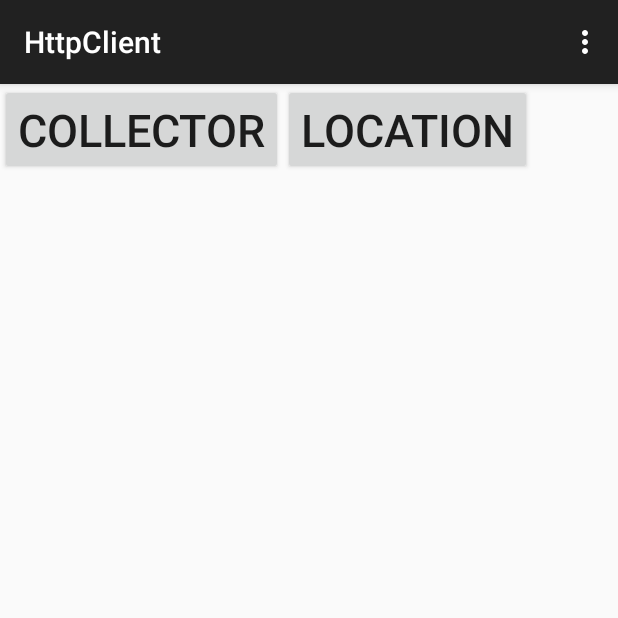
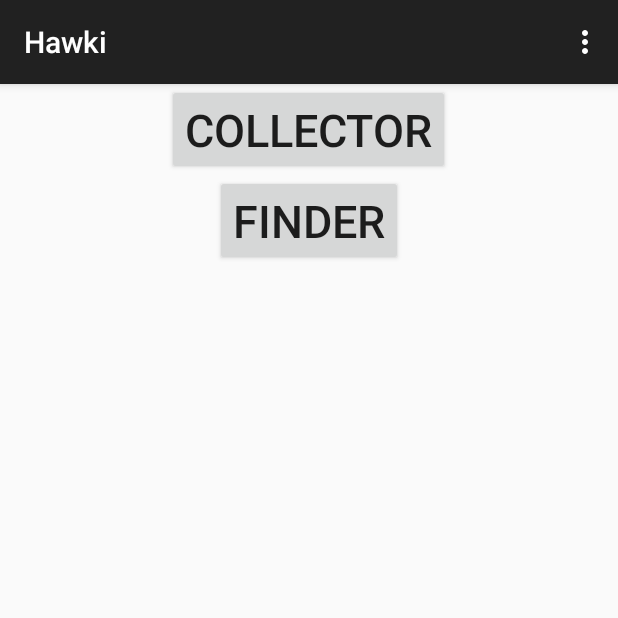
Before and after one commit to socc-io/Hawki, an Android app: the screen it shows after launch (MainActivity), on a phone screen of 412 x 824 dp, the top half of it. Run offline under Robolectric (Android 15) with nearby library versions, the phone set to English and light mode, and no system bars.

Commit message:
modify app

```diff
--- a/App/HakwiApp/app/src/main/AndroidManifest.xml
+++ b/App/HakwiApp/app/src/main/AndroidManifest.xml
@@ -24,7 +24,7 @@
             </intent-filter>
         </activity>
         <activity android:name=".CollectorActivity" android:windowSoftInputMode="adjustPan"></activity>
-        <activity android:name=".LocalizationActivity" android:windowSoftInputMode="adjustPan"></activity>
+        <activity android:name=".FinderActivity" android:windowSoftInputMode="adjustPan"></activity>
     </application>
 
 </manifest>
--- a/App/HakwiApp/app/src/main/java/com/example/jeong/httpclient/BuildingFragment.java
+++ b/App/HakwiApp/app/src/main/java/com/example/jeong/httpclient/BuildingFragment.java
@@ -208,7 +208,7 @@ public class BuildingFragment extends Fragment {
 
             if(getActivity().getClass().getSimpleName().equals(CollectorActivity.class.getSimpleName())) {
                 Log.d(TAG, "----COLLECTORACTICITY!-------");
-            }else if(getActivity().getClass().getSimpleName().equals(LocalizationActivity.class.getSimpleName())){
+            }else if(getActivity().getClass().getSimpleName().equals(FinderActivity.class.getSimpleName())){
                 Log.d(TAG, "----LOCALIZATIONACTIVITY!!-------");
             }
             else{
--- a/App/HakwiApp/app/src/main/java/com/example/jeong/httpclient/MainActivity.java
+++ b/App/HakwiApp/app/src/main/java/com/example/jeong/httpclient/MainActivity.java
@@ -3,11 +3,9 @@ package com.example.jeong.httpclient;
 import android.Manifest;
 import android.content.Intent;
 import android.content.pm.PackageManager;
-import android.net.wifi.WifiManager;
 import android.os.Build;
 import android.os.Bundle;
 import android.support.v7.app.AppCompatActivity;
-import android.util.Log;
 import android.view.Menu;
 import android.view.MenuItem;
 import android.view.View;
@@ -37,8 +35,8 @@ public class MainActivity extends AppCompatActivity {
         Intent intent = new Intent(getApplicationContext(), CollectorActivity.class);
         startActivityForResult(intent, REQUEST_CODE_COLLECTOR);
     }
-    public void locationBtnClicked(View v){
-        Intent intent = new Intent(getApplicationContext(), LocalizationActivity.class);
+    public void finderBtnClicked(View v){
+        Intent intent = new Intent(getApplicationContext(), FinderActivity.class);
         startActivityForResult(intent, REQUEST_CODE_LOCALIZATION);
     }
 
--- a/App/HakwiApp/app/src/main/res/layout/activity_collector.xml
+++ b/App/HakwiApp/app/src/main/res/layout/activity_collector.xml
@@ -91,6 +91,7 @@
                     android:id="@+id/editTextX"
                     android:layout_width="0dp"
                     android:layout_height="match_parent"
+                    android:inputType="number"
                     android:textSize="20dp"
                     android:layout_weight="1"/>
                 <TextView
@@ -103,6 +104,7 @@
                     android:id="@+id/editTextY"
                     android:layout_width="0dp"
                     android:layout_height="match_parent"
+                    android:inputType="number"
                     android:textSize="20dp"
                     android:layout_weight="1"/>
                 <TextView
@@ -115,6 +117,7 @@
                     android:id="@+id/editTextZ"
                     android:layout_width="0dp"
                     android:layout_height="match_parent"
+                    android:inputType="number"
                     android:textSize="20dp"
                     android:layout_weight="1"/>
 
--- a/App/HakwiApp/app/src/main/res/layout/activity_localization.xml
+++ b/App/HakwiApp/app/src/main/res/layout/activity_finder.xml
@@ -62,7 +62,7 @@
     </LinearLayout>
 
     <Button
-        android:onClick="localizationClicked"
+        android:onClick="finderClicked"
         android:layout_weight="1"
         android:layout_width="wrap_content"
         android:layout_height="0dp"
--- a/App/HakwiApp/app/src/main/res/layout/activity_main.xml
+++ b/App/HakwiApp/app/src/main/res/layout/activity_main.xml
@@ -3,6 +3,7 @@
     xmlns:tools="http://schemas.android.com/tools"
     android:layout_width="match_parent"
     android:layout_height="match_parent"
+    android:orientation="vertical"
     tools:context="com.example.jeong.httpclient.MainActivity">
 
     <Button
@@ -10,13 +11,15 @@
         android:layout_height="wrap_content"
         android:text="collector"
         android:textSize="30dp"
-        android:onClick="collectorBtnClicked"/>
+        android:layout_gravity="center_horizontal"
+        android:onClick="collectorBtnClicked" />
     <Button
         android:layout_width="wrap_content"
         android:layout_height="wrap_content"
-        android:text="location"
+        android:text="finder"
         android:textSize="30dp"
-        android:onClick="locationBtnClicked"/>
+        android:layout_gravity="center_horizontal"
+        android:onClick="finderBtnClicked"/>
 
 
 </LinearLayout>
--- a/App/HakwiApp/app/src/main/res/values/strings.xml
+++ b/App/HakwiApp/app/src/main/res/values/strings.xml
@@ -1,5 +1,5 @@
 <resources>
-    <string name="app_name">HttpClient</string>
+    <string name="app_name">Hawki</string>
     <string name="action_settings">Settings</string>
     <string name="title_activity_build_info">BuildInfoActivity</string>
     <string name="large_text">
```
Also changed, not shown: App/HakwiApp/app/src/main/java/com/example/jeong/httpclient/CollectorActivity.java (+4 -14 lines), App/HakwiApp/app/src/main/java/com/example/jeong/httpclient/FinderActivity.java (renamed from App/HakwiApp/app/src/main/java/com/example/jeong/httpclient/LocalizationActivity.java, +25 -7 lines), App/HakwiApp/app/src/main/java/data/Json.java (+3 -4 lines).
